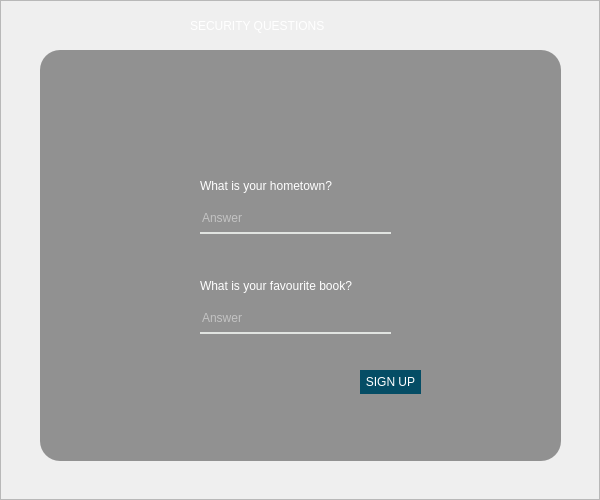
Old version of the form EVENT EASE PROJECT/question.ui in the repository arylhazard/event_ease.
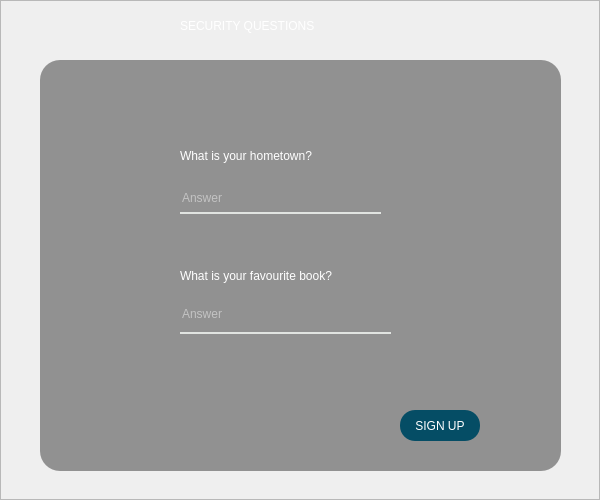
New version of the form. Icons and pictures are not drawn.

```diff
--- a/EVENT EASE PROJECT/question.ui
+++ b/EVENT EASE PROJECT/question.ui
@@ -32,7 +32,7 @@
     <property name="geometry">
      <rect>
       <x>40</x>
-      <y>50</y>
+      <y>60</y>
       <width>521</width>
       <height>411</height>
      </rect>
@@ -73,9 +73,9 @@
    <widget class="QLabel" name="label_4">
     <property name="geometry">
      <rect>
-      <x>190</x>
+      <x>180</x>
       <y>10</y>
-      <width>201</width>
+      <width>241</width>
       <height>31</height>
      </rect>
     </property>
@@ -93,10 +93,10 @@
    <widget class="QFrame" name="frame_2">
     <property name="geometry">
      <rect>
-      <x>160</x>
-      <y>80</y>
-      <width>281</width>
-      <height>351</height>
+      <x>140</x>
+      <y>90</y>
+      <width>301</width>
+      <height>341</height>
      </rect>
     </property>
     <property name="styleSheet">
@@ -109,38 +109,6 @@
     <property name="frameShadow">
      <enum>QFrame::Raised</enum>
     </property>
-    <widget class="QPushButton" name="pushButton_done">
-     <property name="geometry">
-      <rect>
-       <x>200</x>
-       <y>290</y>
-       <width>61</width>
-       <height>24</height>
-      </rect>
-     </property>
-     <property name="cursor">
-      <cursorShape>PointingHandCursor</cursorShape>
-     </property>
-     <property name="styleSheet">
-      <string notr="true">QPushButton
-{
-border: none;
-color: rgba(255,255,255,255);
-background-color: rgb(5, 77, 101);
-font : 700 12pt &quot;Myriad Pro Cond&quot;;
-}
-
-QPushButton:Hover
-{
-
-	background-color: rgb(30, 104, 154);
-}
-</string>
-     </property>
-     <property name="text">
-      <string>SIGN UP</string>
-     </property>
-    </widget>
     <widget class="QLabel" name="labelMessage">
      <property name="geometry">
       <rect>
@@ -161,8 +129,8 @@
      <property name="geometry">
       <rect>
        <x>40</x>
-       <y>130</y>
-       <width>191</width>
+       <y>100</y>
+       <width>201</width>
        <height>24</height>
       </rect>
      </property>
@@ -184,9 +152,9 @@
      <property name="geometry">
       <rect>
        <x>40</x>
-       <y>230</y>
-       <width>191</width>
-       <height>24</height>
+       <y>213</y>
+       <width>211</width>
+       <height>31</height>
       </rect>
      </property>
      <property name="styleSheet">
@@ -207,8 +175,8 @@
      <property name="geometry">
       <rect>
        <x>40</x>
-       <y>90</y>
-       <width>201</width>
+       <y>50</y>
+       <width>221</width>
        <height>31</height>
       </rect>
      </property>
@@ -216,7 +184,7 @@
       <string notr="true">background-color: rgba(0,0,0,0);
 color: rgba(255,255,255,255);
 
-font: 700 14pt &quot;Myriad Pro Cond&quot;;
+font: 700 15pt &quot;Myriad Pro Cond&quot;;
 </string>
      </property>
      <property name="text">
@@ -227,8 +195,8 @@
      <property name="geometry">
       <rect>
        <x>40</x>
-       <y>190</y>
-       <width>201</width>
+       <y>170</y>
+       <width>251</width>
        <height>31</height>
       </rect>
      </property>
@@ -236,7 +204,7 @@
       <string notr="true">background-color: rgba(0,0,0,0);
 color: rgba(255,255,255,255);
 
-font: 700 14pt &quot;Myriad Pro Cond&quot;;
+font: 700 15pt &quot;Myriad Pro Cond&quot;;
 </string>
      </property>
      <property name="text">
@@ -244,10 +212,44 @@
      </property>
     </widget>
    </widget>
+   <widget class="QPushButton" name="pushButton_done">
+    <property name="geometry">
+     <rect>
+      <x>400</x>
+      <y>410</y>
+      <width>80</width>
+      <height>31</height>
+     </rect>
+    </property>
+    <property name="cursor">
+     <cursorShape>PointingHandCursor</cursorShape>
+    </property>
+    <property name="styleSheet">
+     <string notr="true">QPushButton
+{
+border: none;
+border-radius:15px;
+color: rgba(255,255,255,255);
+background-color: rgb(5, 77, 101);
+font : 700 12pt &quot;Myriad Pro Cond&quot;;
+}
+
+QPushButton:Hover
+{
+
+	background-color: rgb(30, 104, 154);
+}
+</string>
+    </property>
+    <property name="text">
+     <string>SIGN UP</string>
+    </property>
+   </widget>
    <zorder>label</zorder>
    <zorder>label_2</zorder>
    <zorder>frame_2</zorder>
    <zorder>label_4</zorder>
+   <zorder>pushButton_done</zorder>
   </widget>
  </widget>
  <resources/>
```
